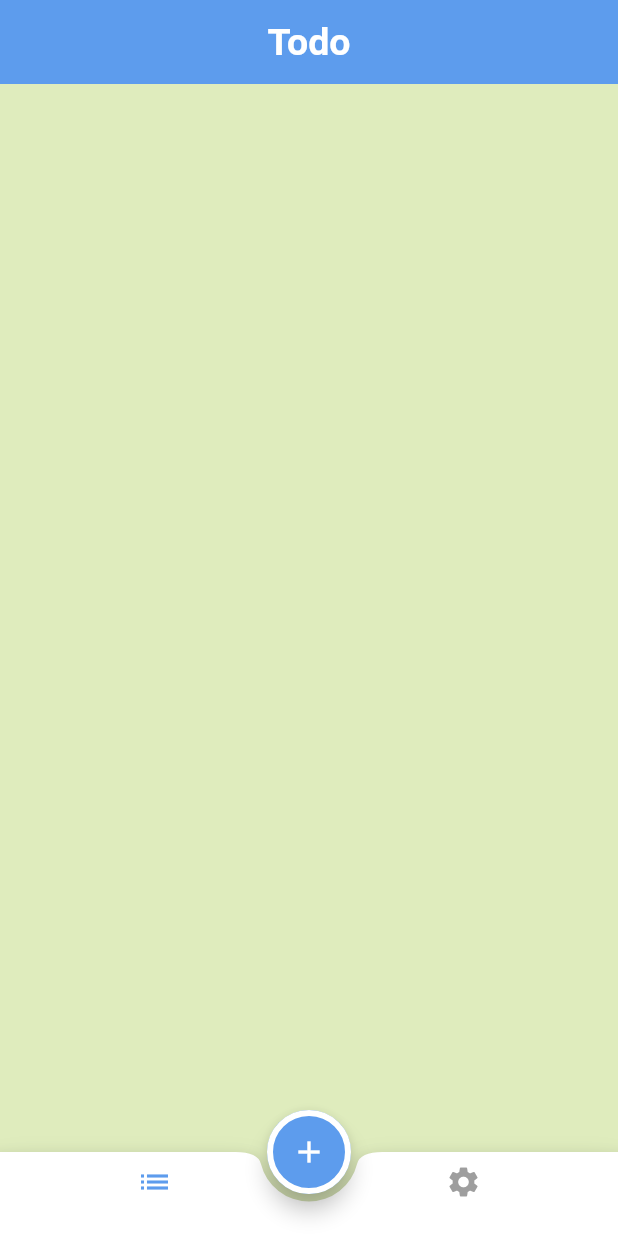
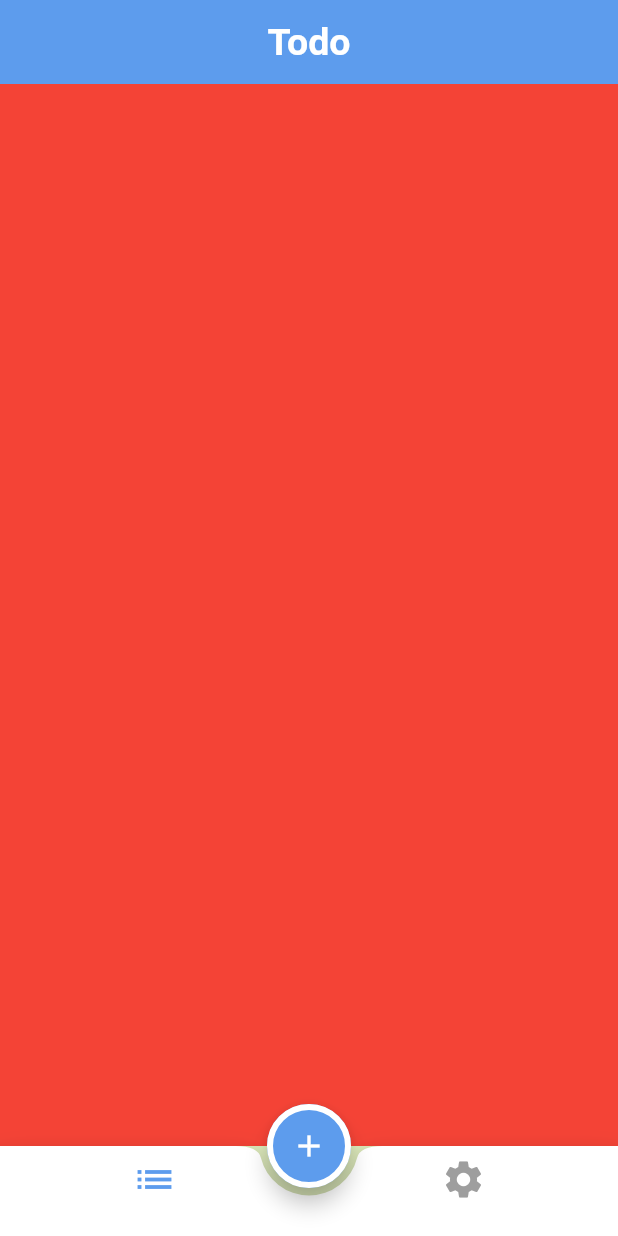
Before and after one commit to Norhan-127/Todo, a Flutter app: the screen it shows after launch, on a phone screen of 412 x 824 dp. Run offline on Flutter 3.47's test engine with Material 2 defaults, Android fonts, the phone set to English and light mode, and no system bars.

Commit message:
implementation of BottomNavigationBar tabs

```diff
--- a/lib/main.dart
+++ b/lib/main.dart
@@ -14,7 +14,7 @@ class MyApp extends StatelessWidget{
    return MaterialApp(
      initialRoute:HomeScreen.id,
      routes: {
-       HomeScreen.id:(context)=>const HomeScreen(),
+       HomeScreen.id:(context)=> HomeScreen(),
      },
      theme: MyThemeData.lightTheme,
    );
--- a/lib/ui/home/main_screen.dart
+++ b/lib/ui/home/main_screen.dart
@@ -1,12 +1,20 @@
 import 'package:flutter/material.dart';
+import 'package:todo/ui/home/settings/settings_tab.dart';
+import 'package:todo/ui/home/tasks_list/tasks_list_tab.dart';
 
-class HomeScreen extends StatelessWidget {
+class HomeScreen extends StatefulWidget {
   static const String id = 'home';
-
   const HomeScreen({Key? key}) : super(key: key);
 
   @override
+  State<HomeScreen> createState() => _HomeScreenState();
+}
+
+class _HomeScreenState extends State<HomeScreen> {
+  int currentIndex = 0;
+  @override
   Widget build(BuildContext context) {
+
     return Scaffold(
       appBar: AppBar(
         title: Text(
@@ -18,26 +26,35 @@ class HomeScreen extends StatelessWidget {
         shape: const CircularNotchedRectangle(),
         notchMargin: 5,
         child: BottomNavigationBar(
+          iconSize: 30,
           elevation: 0,
-          backgroundColor:Colors.transparent,
+          currentIndex: currentIndex,
+          onTap: (index) {
+            currentIndex = index;
+            setState(() {});
+          },
+          backgroundColor: Colors.transparent,
           items: const [
-          BottomNavigationBarItem(icon: Icon(Icons.list),label: ''),
-          BottomNavigationBarItem(icon: Icon(Icons.settings),label: ''),
-        ],
-
+            BottomNavigationBarItem(icon: Icon(Icons.list), label: ''),
+            BottomNavigationBarItem(icon: Icon(Icons.settings), label: ''),
+          ],
         ),
       ),
       floatingActionButton: FloatingActionButton(
-        onPressed: () {  },
+        onPressed: () {},
         shape: StadiumBorder(
-          side: BorderSide(
-            color: Theme.of(context).colorScheme.onPrimary,
-            width: 4,
-          )
-        ),
+            side: BorderSide(
+          color: Theme.of(context).colorScheme.onPrimary,
+          width: 4,
+        )),
         child: const Icon(Icons.add),
       ),
       floatingActionButtonLocation: FloatingActionButtonLocation.centerDocked,
+      body: tabs[currentIndex],
     );
   }
+  List<Widget> tabs=[
+    TasksListTab(),
+    SettingsTab(),
+  ];
 }
--- /dev/null
+++ b/lib/ui/home/settings/settings_tab.dart
@@ -0,0 +1,11 @@
+import 'package:flutter/material.dart';
+
+class SettingsTab extends StatelessWidget {
+
+  @override
+  Widget build(BuildContext context) {
+    return Container(
+       color: Colors.yellow,
+    );
+  }
+}
--- /dev/null
+++ b/lib/ui/home/tasks_list/tasks_list_tab.dart
@@ -0,0 +1,11 @@
+import 'package:flutter/material.dart';
+
+class TasksListTab extends StatelessWidget {
+
+  @override
+  Widget build(BuildContext context) {
+    return Container(
+      color: Colors.red,
+    );
+  }
+}
```
